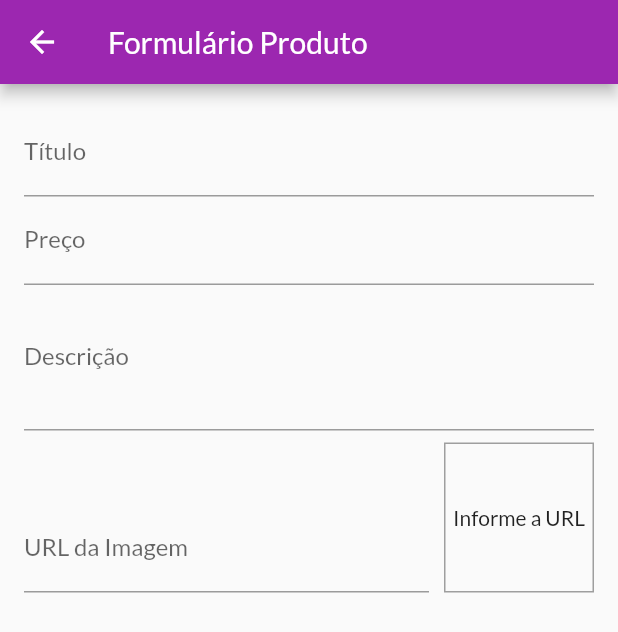
After one commit to ramosnilmar/shop-flutter, a Flutter app: the ProductFormScreen screen opened by its route, on a phone screen of 412 x 824 dp. The commit adds this screen. Shown: the top 632 px of the screen. Run offline on Flutter 3.47's test engine with Material 2 defaults, Android fonts, the phone set to English and light mode, and no system bars; network calls fail.

Commit message:
create add product form

```diff
--- a/lib/main.dart
+++ b/lib/main.dart
@@ -7,7 +7,9 @@ import 'package:shop/utils/app_routes.dart';
 import 'package:shop/views/cart_screen.dart';
 import 'package:shop/views/orders_screen.dart';
 import 'package:shop/views/product_detail_screen.dart';
+import 'package:shop/views/product_form_screen.dart';
 import 'package:shop/views/products_overview_screen.dart';
+import 'package:shop/views/products_screen.dart';
 
 void main() => runApp(const MyApp());
 
@@ -38,6 +40,8 @@ class MyApp extends StatelessWidget {
           AppRoutes.productDetail: (context) => const ProductDetailScreen(),
           AppRoutes.cart: (context) => const CartScreen(),
           AppRoutes.orders: (context) => const OrdersScreen(),
+          AppRoutes.products: (context) => const ProductsScreen(),
+          AppRoutes.productForm: (context) => const ProductFormScreen(),
         },
       ),
     );
--- a/lib/providers/products.dart
+++ b/lib/providers/products.dart
@@ -8,6 +8,8 @@ class Products with ChangeNotifier {
   List<Product> get items => [..._items];
   List<Product> get favoriteItems => _items.where((p) => p.isFavorite).toList();
 
+  int get itemsCount => _items.length;
+
   void addProduct(Product product) {
     _items.add(product);
     notifyListeners();
--- a/lib/utils/app_routes.dart
+++ b/lib/utils/app_routes.dart
@@ -3,4 +3,6 @@ class AppRoutes {
   static const productDetail = '/product-detail';
   static const cart = '/cart';
   static const orders = '/orders';
+  static const products = '/products';
+  static const productForm = '/productForm';
 }
--- /dev/null
+++ b/lib/views/product_form_screen.dart
@@ -0,0 +1,122 @@
+import 'package:flutter/material.dart';
+
+class ProductFormScreen extends StatefulWidget {
+  const ProductFormScreen({super.key});
+
+  @override
+  State<ProductFormScreen> createState() => _ProductFormScreenState();
+}
+
+class _ProductFormScreenState extends State<ProductFormScreen> {
+  final _priceFocusNode = FocusNode();
+  final _descriptionFocusNode = FocusNode();
+  final _imageUrlFocusNode = FocusNode();
+  final _imageUrlController = TextEditingController();
+
+  @override
+  void initState() {
+    super.initState();
+    _imageUrlFocusNode.addListener(_updateImage);
+  }
+
+  void _updateImage() {
+    setState(() {});
+  }
+
+  @override
+  void dispose() {
+    super.dispose();
+    _priceFocusNode.dispose();
+    _descriptionFocusNode.dispose();
+    _imageUrlFocusNode.removeListener(_updateImage);
+    _imageUrlFocusNode.dispose();
+  }
+
+  @override
+  Widget build(BuildContext context) {
+    return Scaffold(
+      appBar: AppBar(
+        title: const Text('Formulário Produto'),
+      ),
+      body: ListView(
+        shrinkWrap: true,
+        children: <Widget>[
+          Padding(
+            padding: const EdgeInsets.all(16),
+            child: Form(
+              child: Column(
+                children: <Widget>[
+                  TextFormField(
+                    decoration: const InputDecoration(labelText: 'Título'),
+                    textInputAction: TextInputAction.next,
+                    onFieldSubmitted: (_) {
+                      FocusScope.of(context).requestFocus(_priceFocusNode);
+                    },
+                  ),
+                  TextFormField(
+                    decoration: const InputDecoration(labelText: 'Preço'),
+                    keyboardType: const TextInputType.numberWithOptions(
+                      decimal: true,
+                    ),
+                    textInputAction: TextInputAction.next,
+                    focusNode: _priceFocusNode,
+                    onFieldSubmitted: (_) {
+                      FocusScope.of(context)
+                          .requestFocus(_descriptionFocusNode);
+                    },
+                  ),
+                  TextFormField(
+                    decoration: const InputDecoration(labelText: 'Descrição'),
+                    maxLines: 3,
+                    keyboardType: TextInputType.multiline,
+                    focusNode: _descriptionFocusNode,
+                  ),
+                  Row(
+                    crossAxisAlignment: CrossAxisAlignment.end,
+                    children: [
+                      Expanded(
+                        child: TextFormField(
+                          decoration:
+                              const InputDecoration(labelText: 'URL da Imagem'),
+                          keyboardType: TextInputType.url,
+                          textInputAction: TextInputAction.done,
+                          focusNode: _imageUrlFocusNode,
+                          controller: _imageUrlController,
+                        ),
+                      ),
+                      Container(
+                        margin: const EdgeInsets.only(
+                          top: 8,
+                          left: 10,
+                        ),
+                        width: 100,
+                        height: 100,
+                        decoration: BoxDecoration(
+                          border: Border.all(
+                            color: Colors.grey,
+                            width: 1,
+                          ),
+                        ),
+                        alignment: Alignment.center,
+                        child: _imageUrlController.text.isEmpty
+                            ? const Text('Informe a URL')
+                            : SizedBox.expand(
+                                child: FittedBox(
+                                  child: Image.network(
+                                    _imageUrlController.text,
+                                    fit: BoxFit.cover,
+                                  ),
+                                ),
+                              ),
+                      )
+                    ],
+                  ),
+                ],
+              ),
+            ),
+          ),
+        ],
+      ),
+    );
+  }
+}
--- a/lib/widgets/product_grid.dart
+++ b/lib/widgets/product_grid.dart
@@ -1,7 +1,7 @@
 import 'package:flutter/material.dart';
 import 'package:provider/provider.dart';
 import 'package:shop/providers/products.dart';
-import 'package:shop/widgets/product_item.dart';
+import 'package:shop/widgets/product_grid_item.dart';
 
 class ProductGrid extends StatelessWidget {
   const ProductGrid({
@@ -23,7 +23,7 @@ class ProductGrid extends StatelessWidget {
       itemCount: products.length,
       itemBuilder: (context, index) => ChangeNotifierProvider.value(
         value: products[index],
-        child: const ProductItem(),
+        child: const ProductGridItem(),
       ),
       gridDelegate: const SliverGridDelegateWithFixedCrossAxisCount(
         crossAxisCount: 2,
```
Also changed, not shown: lib/views/products_screen.dart (added, +43 -0 lines), lib/widgets/app_drawer.dart (+8 -0 lines), lib/widgets/product_grid_item.dart (added, +71 -0 lines), lib/widgets/product_item.dart (+21 -57 lines).
